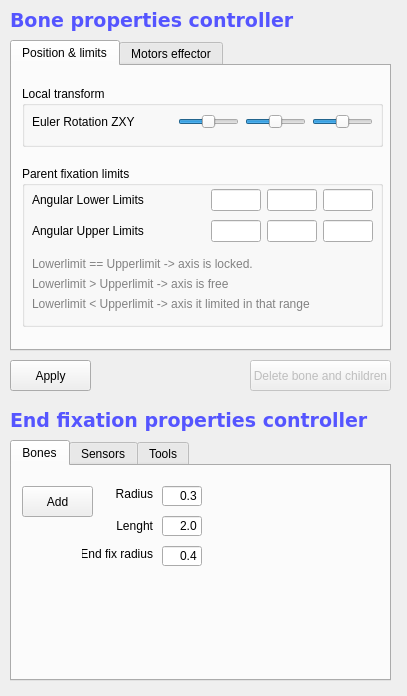
This is src/genelab/core/ui/widgets/entities/bonepropertiescontroller.ui in GeneCraft/GeneCraft-Project as Qt 5 draws it before an edit. The edited form follows.
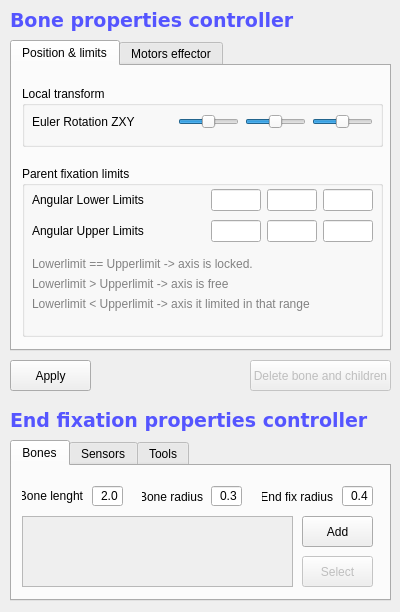
This is the edited form. Icons and pictures are not drawn.

Commit message: ~ Détails dans l'interface...

What changed in the file:
```diff
--- a/src/genelab/core/ui/widgets/entities/bonepropertiescontroller.ui
+++ b/src/genelab/core/ui/widgets/entities/bonepropertiescontroller.ui
@@ -6,8 +6,8 @@
    <rect>
     <x>0</x>
     <y>0</y>
-    <width>407</width>
-    <height>696</height>
+    <width>400</width>
+    <height>612</height>
    </rect>
   </property>
   <property name="windowTitle">
@@ -149,7 +149,7 @@
        <x>10</x>
        <y>100</y>
        <width>361</width>
-       <height>161</height>
+       <height>171</height>
       </rect>
      </property>
      <property name="title">
@@ -842,7 +842,7 @@
      <x>10</x>
      <y>440</y>
      <width>381</width>
-     <height>241</height>
+     <height>161</height>
     </rect>
    </property>
    <property name="currentIndex">
@@ -856,12 +856,74 @@
     <attribute name="title">
      <string>Bones</string>
     </attribute>
+    <widget class="QListWidget" name="listWidget">
+     <property name="enabled">
+      <bool>false</bool>
+     </property>
+     <property name="geometry">
+      <rect>
+       <x>10</x>
+       <y>50</y>
+       <width>271</width>
+       <height>71</height>
+      </rect>
+     </property>
+    </widget>
+    <widget class="QPushButton" name="pbAddBone">
+     <property name="geometry">
+      <rect>
+       <x>290</x>
+       <y>50</y>
+       <width>71</width>
+       <height>31</height>
+      </rect>
+     </property>
+     <property name="text">
+      <string>Add</string>
+     </property>
+     <property name="icon">
+      <iconset resource="../../../ressources/ressources.qrc">
+       <normaloff>:/img/icons/bone_add</normaloff>:/img/icons/bone_add</iconset>
+     </property>
+    </widget>
+    <widget class="QPushButton" name="pushButton_2">
+     <property name="enabled">
+      <bool>false</bool>
+     </property>
+     <property name="geometry">
+      <rect>
+       <x>290</x>
+       <y>90</y>
+       <width>71</width>
+       <height>31</height>
+      </rect>
+     </property>
+     <property name="text">
+      <string>Select</string>
+     </property>
+    </widget>
+    <widget class="QLabel" name="label_2">
+     <property name="geometry">
+      <rect>
+       <x>130</x>
+       <y>20</y>
+       <width>61</width>
+       <height>21</height>
+      </rect>
+     </property>
+     <property name="text">
+      <string>Bone radius</string>
+     </property>
+     <property name="alignment">
+      <set>Qt::AlignRight|Qt::AlignTrailing|Qt::AlignVCenter</set>
+     </property>
+    </widget>
     <widget class="QLineEdit" name="leAddBoneRadius">
      <property name="geometry">
       <rect>
-       <x>150</x>
+       <x>199</x>
        <y>20</y>
-       <width>40</width>
+       <width>31</width>
        <height>20</height>
       </rect>
      </property>
@@ -872,47 +934,12 @@
       <set>Qt::AlignRight|Qt::AlignTrailing|Qt::AlignVCenter</set>
      </property>
     </widget>
-    <widget class="QLineEdit" name="leAddBoneEndFixRadius">
-     <property name="enabled">
-      <bool>true</bool>
-     </property>
-     <property name="geometry">
-      <rect>
-       <x>150</x>
-       <y>80</y>
-       <width>40</width>
-       <height>20</height>
-      </rect>
-     </property>
-     <property name="text">
-      <string>0.4</string>
-     </property>
-     <property name="alignment">
-      <set>Qt::AlignRight|Qt::AlignTrailing|Qt::AlignVCenter</set>
-     </property>
-    </widget>
-    <widget class="QLabel" name="label_3">
-     <property name="geometry">
-      <rect>
-       <x>90</x>
-       <y>50</y>
-       <width>51</width>
-       <height>20</height>
-      </rect>
-     </property>
-     <property name="text">
-      <string>Lenght</string>
-     </property>
-     <property name="alignment">
-      <set>Qt::AlignRight|Qt::AlignTrailing|Qt::AlignVCenter</set>
-     </property>
-    </widget>
     <widget class="QLineEdit" name="leAddBoneLenght">
      <property name="geometry">
       <rect>
-       <x>150</x>
-       <y>50</y>
-       <width>40</width>
+       <x>80</x>
+       <y>20</y>
+       <width>31</width>
        <height>20</height>
       </rect>
      </property>
@@ -923,13 +950,48 @@
       <set>Qt::AlignRight|Qt::AlignTrailing|Qt::AlignVCenter</set>
      </property>
     </widget>
+    <widget class="QLabel" name="label_3">
+     <property name="geometry">
+      <rect>
+       <x>10</x>
+       <y>20</y>
+       <width>61</width>
+       <height>20</height>
+      </rect>
+     </property>
+     <property name="text">
+      <string>Bone lenght</string>
+     </property>
+     <property name="alignment">
+      <set>Qt::AlignRight|Qt::AlignTrailing|Qt::AlignVCenter</set>
+     </property>
+    </widget>
+    <widget class="QLineEdit" name="leAddBoneEndFixRadius">
+     <property name="enabled">
+      <bool>true</bool>
+     </property>
+     <property name="geometry">
+      <rect>
+       <x>330</x>
+       <y>20</y>
+       <width>31</width>
+       <height>20</height>
+      </rect>
+     </property>
+     <property name="text">
+      <string>0.4</string>
+     </property>
+     <property name="alignment">
+      <set>Qt::AlignRight|Qt::AlignTrailing|Qt::AlignVCenter</set>
+     </property>
+    </widget>
     <widget class="QLabel" name="label_4">
      <property name="geometry">
       <rect>
-       <x>70</x>
-       <y>80</y>
+       <x>250</x>
+       <y>20</y>
        <width>71</width>
-       <height>16</height>
+       <height>21</height>
       </rect>
      </property>
      <property name="text">
@@ -939,39 +1001,6 @@
       <set>Qt::AlignRight|Qt::AlignTrailing|Qt::AlignVCenter</set>
      </property>
     </widget>
-    <widget class="QLabel" name="label_2">
-     <property name="geometry">
-      <rect>
-       <x>100</x>
-       <y>20</y>
-       <width>41</width>
-       <height>16</height>
-      </rect>
-     </property>
-     <property name="text">
-      <string>Radius</string>
-     </property>
-     <property name="alignment">
-      <set>Qt::AlignRight|Qt::AlignTrailing|Qt::AlignVCenter</set>
-     </property>
-    </widget>
-    <widget class="QPushButton" name="pbAddBone">
-     <property name="geometry">
-      <rect>
-       <x>10</x>
-       <y>20</y>
-       <width>71</width>
-       <height>31</height>
-      </rect>
-     </property>
-     <property name="text">
-      <string>Add</string>
-     </property>
-     <property name="icon">
-      <iconset resource="../../../ressources/ressources.qrc">
-       <normaloff>:/img/icons/bone_add</normaloff>:/img/icons/bone_add</iconset>
-     </property>
-    </widget>
    </widget>
    <widget class="QWidget" name="tab_3">
     <attribute name="icon">
```
Left out of the diff: 39 changed lines with no effect on the pictures. The commit also changes 3 other files.
